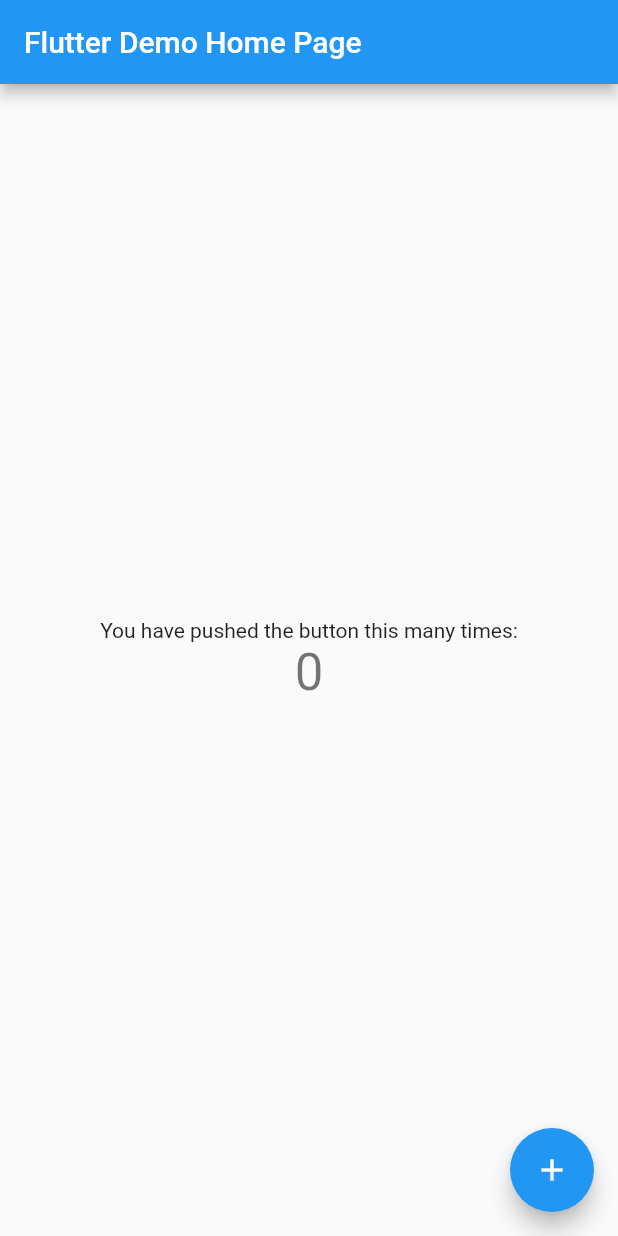
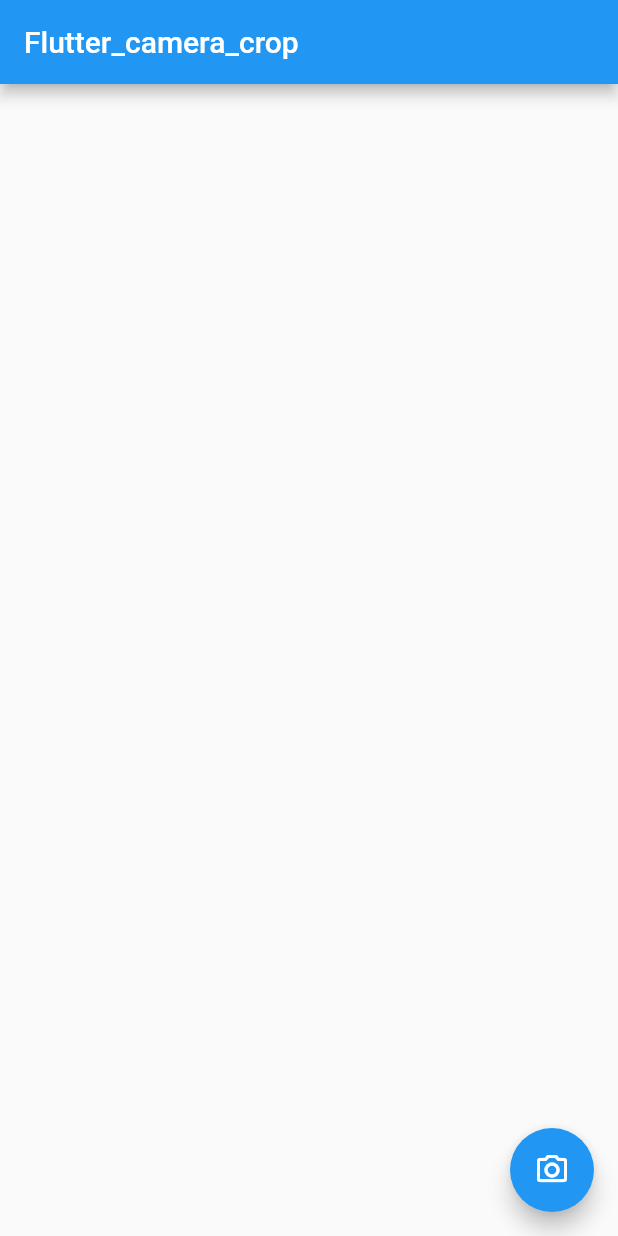
Before and after one commit to soogil/flutter_camera_crop, a Flutter app: the screen it shows after launch, on a phone screen of 412 x 824 dp. Run offline on Flutter 3.47's test engine with Material 2 defaults, Android fonts, the phone set to English and light mode, and no system bars; our stand-ins replace camera, flutter_bloc.

Commit message:
[soogil] set camera service, read picture

```diff
--- /dev/null
+++ b/lib/app/crop_app.dart
@@ -0,0 +1,21 @@
+import 'package:flutter/material.dart';
+import 'package:flutter_bloc/flutter_bloc.dart';
+import 'package:flutter_camera_crop/page/main/camera-main-page.view.dart';
+import 'package:flutter_camera_crop/page/main/cubit/image-cubit.dart';
+
+
+class CropApp extends StatelessWidget {
+  @override
+  Widget build(BuildContext context) {
+    return MaterialApp(
+      theme: ThemeData(
+        primarySwatch: Colors.blue,
+        visualDensity: VisualDensity.adaptivePlatformDensity,
+      ),
+      home: BlocProvider(
+          create: (_) => CameraImageCubit(),
+          child: CameraMainPageView()
+      ),
+    );
+  }
+}
--- a/lib/main.dart
+++ b/lib/main.dart
@@ -1,117 +1,11 @@
 import 'package:flutter/material.dart';
+import 'package:flutter_camera_crop/app/crop_app.dart';
+import 'package:flutter_camera_crop/service/camera-service.dart';
+
 
 void main() {
-  runApp(MyApp());
+  WidgetsFlutterBinding.ensureInitialized();
+  CameraService().init();
+
+  runApp(CropApp());
 }
-
-class MyApp extends StatelessWidget {
-  // This widget is the root of your application.
-  @override
-  Widget build(BuildContext context) {
-    return MaterialApp(
-      title: 'Flutter Demo',
-      theme: ThemeData(
-        // This is the theme of your application.
-        //
-        // Try running your application with "flutter run". You'll see the
-        // application has a blue toolbar. Then, without quitting the app, try
-        // changing the primarySwatch below to Colors.green and then invoke
-        // "hot reload" (press "r" in the console where you ran "flutter run",
-        // or simply save your changes to "hot reload" in a Flutter IDE).
-        // Notice that the counter didn't reset back to zero; the application
-        // is not restarted.
-        primarySwatch: Colors.blue,
-        // This makes the visual density adapt to the platform that you run
-        // the app on. For desktop platforms, the controls will be smaller and
-        // closer together (more dense) than on mobile platforms.
-        visualDensity: VisualDensity.adaptivePlatformDensity,
-      ),
-      home: MyHomePage(title: 'Flutter Demo Home Page'),
-    );
-  }
-}
-
-class MyHomePage extends StatefulWidget {
-  MyHomePage({Key key, this.title}) : super(key: key);
-
-  // This widget is the home page of your application. It is stateful, meaning
-  // that it has a State object (defined below) that contains fields that affect
-  // how it looks.
-
-  // This class is the configuration for the state. It holds the values (in this
-  // case the title) provided by the parent (in this case the App widget) and
-  // used by the build method of the State. Fields in a Widget subclass are
-  // always marked "final".
-
-  final String title;
-
-  @override
-  _MyHomePageState createState() => _MyHomePageState();
-}
-
-class _MyHomePageState extends State<MyHomePage> {
-  int _counter = 0;
-
-  void _incrementCounter() {
-    setState(() {
-      // This call to setState tells the Flutter framework that something has
-      // changed in this State, which causes it to rerun the build method below
-      // so that the display can reflect the updated values. If we changed
-      // _counter without calling setState(), then the build method would not be
-      // called again, and so nothing would appear to happen.
-      _counter++;
-    });
-  }
-
-  @override
-  Widget build(BuildContext context) {
-    // This method is rerun every time setState is called, for instance as done
-    // by the _incrementCounter method above.
-    //
-    // The Flutter framework has been optimized to make rerunning build methods
-    // fast, so that you can just rebuild anything that needs updating rather
-    // than having to individually change instances of widgets.
-    return Scaffold(
-      appBar: AppBar(
-        // Here we take the value from the MyHomePage object that was created by
-        // the App.build method, and use it to set our appbar title.
-        title: Text(widget.title),
-      ),
-      body: Center(
-        // Center is a layout widget. It takes a single child and positions it
-        // in the middle of the parent.
-        child: Column(
-          // Column is also a layout widget. It takes a list of children and
-          // arranges them vertically. By default, it sizes itself to fit its
-          // children horizontally, and tries to be as tall as its parent.
-          //
-          // Invoke "debug painting" (press "p" in the console, choose the
-          // "Toggle Debug Paint" action from the Flutter Inspector in Android
-          // Studio, or the "Toggle Debug Paint" command in Visual Studio Code)
-          // to see the wireframe for each widget.
-          //
-          // Column has various properties to control how it sizes itself and
-          // how it positions its children. Here we use mainAxisAlignment to
-          // center the children vertically; the main axis here is the vertical
-          // axis because Columns are vertical (the cross axis would be
-          // horizontal).
-          mainAxisAlignment: MainAxisAlignment.center,
-          children: <Widget>[
-            Text(
-              'You have pushed the button this many times:',
-            ),
-            Text(
-              '$_counter',
-              style: Theme.of(context).textTheme.headline4,
-            ),
-          ],
-        ),
-      ),
-      floatingActionButton: FloatingActionButton(
-        onPressed: _incrementCounter,
-        tooltip: 'Increment',
-        child: Icon(Icons.add),
-      ), // This trailing comma makes auto-formatting nicer for build methods.
-    );
-  }
-}
--- /dev/null
+++ b/lib/page/main/camera-main-page.view.dart
@@ -0,0 +1,53 @@
+import 'dart:io';
+
+import 'package:flutter/material.dart';
+import 'package:flutter_bloc/flutter_bloc.dart';
+import 'package:flutter_camera_crop/page/camera/camera-page.view.dart';
+import 'package:flutter_camera_crop/page/main/cubit/image-cubit.dart';
+
+
+class CameraMainPageView extends StatelessWidget {
+
+  @override
+  Widget build(BuildContext context) {
+    return Scaffold(
+      appBar: _getAppBar(),
+      body: _getBody(),
+      floatingActionButton: _getCameraView(context),
+    );
+  }
+
+  _getAppBar() {
+    return AppBar(
+      title: Text('Flutter_camera_crop'),
+    );
+  }
+
+  _getBody() {
+    return BlocBuilder<CameraImageCubit, String>(
+        builder: (context, state) {
+          print('BlocBuilder $state');
+          if(state == null) {
+            return Container();
+          } else {
+            return Center(child: Image.file(File(state)));
+          }
+        }
+    );
+  }
+
+  _getCameraView(BuildContext context) {
+    return FloatingActionButton(
+        onPressed: () async {
+          final data = await Navigator.push(context, MaterialPageRoute(builder: (context) => CameraPageView()));
+
+          if (data == null) return;
+
+          final path = data['imagePath'];
+
+          context.read<CameraImageCubit>().setImagePath(path);
+        },
+      child: Icon(Icons.camera_alt_outlined),
+    );
+  }
+}
--- /dev/null
+++ b/lib/page/main/cubit/image-cubit.dart
@@ -0,0 +1,9 @@
+import 'package:flutter_bloc/flutter_bloc.dart';
+
+
+class CameraImageCubit extends Cubit<String> {
+  CameraImageCubit() : super(null);
+
+  void setImagePath(String imagePath) => emit(imagePath);
+  String getImagePath() => state;
+}
--- a/pubspec.yaml
+++ b/pubspec.yaml
@@ -9,7 +9,10 @@ environment:
 dependencies:
   flutter:
     sdk: flutter
-
+  flutter_bloc: ^6.1.0
+  camera:
+  path_provider:
+  path:
 
   cupertino_icons: ^1.0.0
 
```
Also changed, not shown: lib/page/camera/camera-page.view.dart (added, +66 -0 lines), lib/service/camera-service.dart (added, +26 -0 lines), pubspec.lock, 7 other files.
